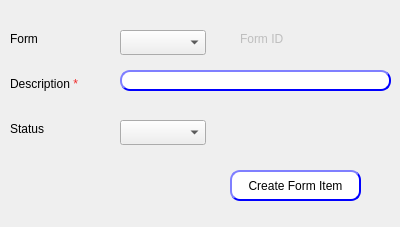
Qt form presentation/authorization_ui/createFormItem.ui (shymaa123456/HyperPOS2020) before a commit.
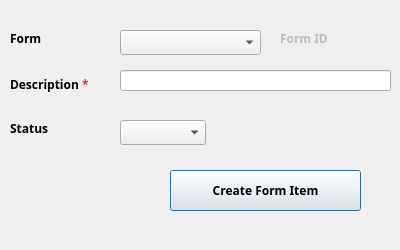
The same form after that commit.

Patch:
```diff
--- a/presentation/authorization_ui/createFormItem.ui
+++ b/presentation/authorization_ui/createFormItem.ui
@@ -7,9 +7,21 @@
     <x>0</x>
     <y>0</y>
     <width>400</width>
-    <height>227</height>
+    <height>250</height>
    </rect>
   </property>
+  <property name="minimumSize">
+   <size>
+    <width>400</width>
+    <height>250</height>
+   </size>
+  </property>
+  <property name="maximumSize">
+   <size>
+    <width>400</width>
+    <height>250</height>
+   </size>
+  </property>
   <property name="windowTitle">
    <string>Create Form item</string>
   </property>
@@ -22,6 +34,14 @@
      <height>17</height>
     </rect>
    </property>
+   <property name="font">
+    <font>
+     <family>29LT Bukra Regular</family>
+     <pointsize>9</pointsize>
+     <weight>75</weight>
+     <bold>true</bold>
+    </font>
+   </property>
    <property name="text">
     <string>Status</string>
    </property>
@@ -32,12 +52,20 @@
    </property>
    <property name="geometry">
     <rect>
-     <x>240</x>
+     <x>280</x>
      <y>30</y>
-     <width>141</width>
+     <width>81</width>
      <height>17</height>
     </rect>
    </property>
+   <property name="font">
+    <font>
+     <family>29LT Bukra Regular</family>
+     <pointsize>9</pointsize>
+     <weight>75</weight>
+     <bold>true</bold>
+    </font>
+   </property>
    <property name="frameShape">
     <enum>QFrame::NoFrame</enum>
    </property>
@@ -50,10 +78,18 @@
     <rect>
      <x>120</x>
      <y>30</y>
-     <width>86</width>
+     <width>141</width>
      <height>25</height>
     </rect>
    </property>
+   <property name="font">
+    <font>
+     <family>29LT Bukra Regular</family>
+     <pointsize>9</pointsize>
+     <weight>75</weight>
+     <bold>true</bold>
+    </font>
+   </property>
   </widget>
   <widget class="QComboBox" name="CMB_formItemStatus">
    <property name="geometry">
@@ -74,6 +110,14 @@
      <height>17</height>
     </rect>
    </property>
+   <property name="font">
+    <font>
+     <family>29LT Bukra Regular</family>
+     <pointsize>9</pointsize>
+     <weight>75</weight>
+     <bold>true</bold>
+    </font>
+   </property>
    <property name="text">
     <string>Form</string>
    </property>
@@ -81,35 +125,19 @@
   <widget class="QPushButton" name="BTN_createFormItem">
    <property name="geometry">
     <rect>
-     <x>230</x>
+     <x>170</x>
      <y>170</y>
-     <width>131</width>
-     <height>31</height>
+     <width>191</width>
+     <height>41</height>
     </rect>
    </property>
-   <property name="styleSheet">
-    <string notr="true">QPushButton{
-                                        background-color: white;
-                                        border-style: outset;
-                                        border-width: 2px;
-                                        border-radius: 10px;
-                                        border-color: blue;
-                                        min-width: 6em;
-                                        }
-                                        QPushButton:hover {
-                                        background: qradialgradient(
-                                        cx: 0.3, cy: -0.4, fx: 0.3, fy: -0.4,
-                                        radius: 1.35, stop: 0 #fff, stop: 1 #bbb
-                                        );
-                                        }
-                                        QPushButton:pressed {
-                                        border-style: inset;
-                                        background: qradialgradient(
-                                        cx: 0.4, cy: -0.1, fx: 0.4, fy: -0.1,
-                                        radius: 1.35, stop: 0 #fff, stop: 1 #ddd
-                                        );
-                                        }
-                                    </string>
+   <property name="font">
+    <font>
+     <family>29LT Bukra Regular</family>
+     <pointsize>9</pointsize>
+     <weight>75</weight>
+     <bold>true</bold>
+    </font>
    </property>
    <property name="text">
     <string>Create Form Item</string>
@@ -124,29 +152,13 @@
      <height>21</height>
     </rect>
    </property>
-   <property name="styleSheet">
-    <string notr="true">QLineEdit{
-                                        background-color: white;
-                                        border-style: outset;
-                                        border-width: 2px;
-                                        border-radius: 10px;
-                                        border-color: blue;
-                                        min-width: 6em;
-                                        }
-                                        QLineEdit:hover {
-                                        background: qradialgradient(
-                                        cx: 0.3, cy: -0.4, fx: 0.3, fy: -0.4,
-                                        radius: 1.35, stop: 0 #fff, stop: 1 #bbb
-                                        );
-                                        }
-                                       QLineEdit:pressed {
-                                        border-style: inset;
-                                        background: qradialgradient(
-                                        cx: 0.4, cy: -0.1, fx: 0.4, fy: -0.1,
-                                        radius: 1.35, stop: 0 #fff, stop: 1 #ddd
-                                        );
-                                        }
-                                    </string>
+   <property name="font">
+    <font>
+     <family>29LT Bukra Regular</family>
+     <pointsize>9</pointsize>
+     <weight>75</weight>
+     <bold>true</bold>
+    </font>
    </property>
   </widget>
   <widget class="QLabel" name="label_4">
@@ -158,6 +170,14 @@
      <height>29</height>
     </rect>
    </property>
+   <property name="font">
+    <font>
+     <family>29LT Bukra Regular</family>
+     <pointsize>9</pointsize>
+     <weight>75</weight>
+     <bold>true</bold>
+    </font>
+   </property>
    <property name="text">
     <string>&lt;html&gt;&lt;head/&gt;&lt;body&gt;&lt;p&gt;Description &lt;span style=&quot; color:#ef2929;&quot;&gt;*&lt;/span&gt;&lt;/p&gt;&lt;/body&gt;&lt;/html&gt;</string>
    </property>
```
Left out of the diff: 8 changed lines with no effect on the pictures.
